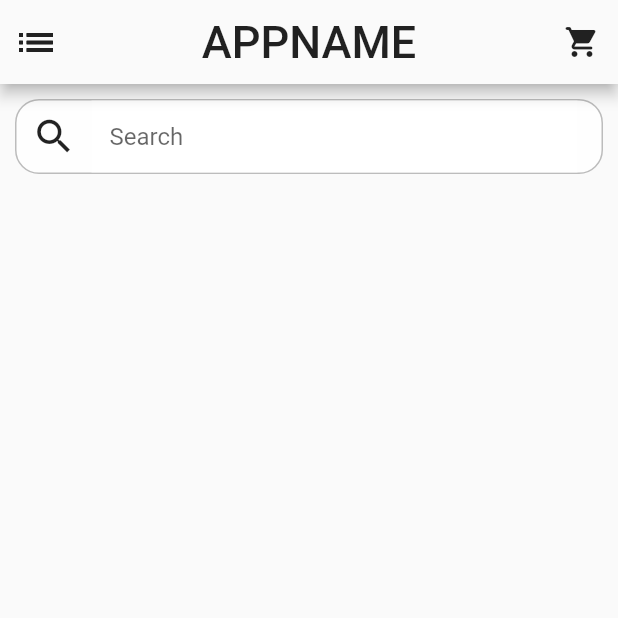
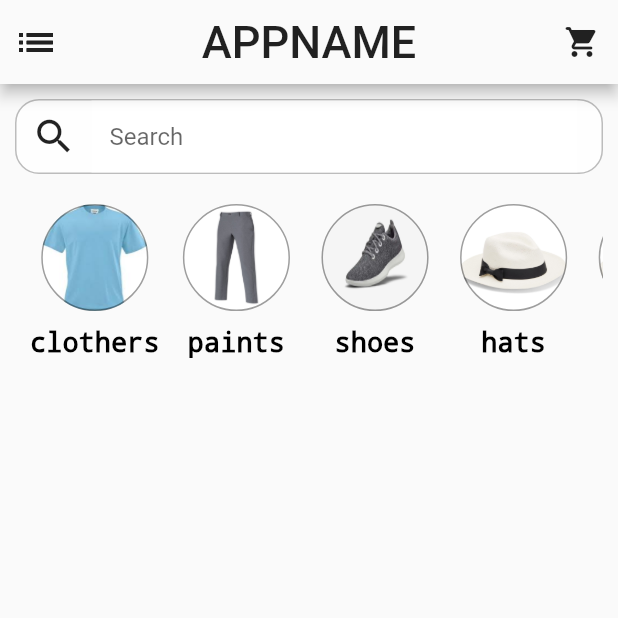
Before and after one commit to LeMinh22621/SmartFashion, a Flutter app: the screen it shows after launch, on a phone screen of 412 x 824 dp, the top half of it. Run offline on Flutter 3.47's test engine with Material 2 defaults, Android fonts, the phone set to English and light mode, and no system bars.

Commit message:
add tabbar items

```diff
--- a/lib/view/screen/home_page.dart
+++ b/lib/view/screen/home_page.dart
@@ -1,4 +1,5 @@
 import 'package:flutter/material.dart';
+import 'package:smart_fashion/view/widget/my_tab_bar.dart';
 import 'package:smart_fashion/view/widget/search_bar.dart';
 
 class HomePage extends StatefulWidget {
@@ -54,6 +55,7 @@ class _HomePageState extends State<HomePage> {
               body: Column(
                 children: [
                   SearchBar(),
+                  MyTabBar(),
                 ],
               ),
             ),
--- /dev/null
+++ b/lib/view/widget/my_tab_bar.dart
@@ -0,0 +1,92 @@
+import 'package:flutter/material.dart';
+
+class MyTabBar extends StatefulWidget {
+  const MyTabBar({Key? key}) : super(key: key);
+  @override
+  State<StatefulWidget> createState() => _MyTabBarState();
+}
+
+class _MyTabBarState extends State<MyTabBar> {
+  late double _size;
+  @override
+  Widget build(BuildContext context) {
+    _size = (MediaQuery.of(context).size.width / 5);
+    return Container(
+      margin: const EdgeInsets.only(top: 20),
+      height: _size + 20,
+      child: ListView(
+        scrollDirection: Axis.horizontal,
+        children: [
+          _MyItem(
+              imageStr: "assets/shirt.jpeg", size: _size, title: "clothers"),
+          _MyItem(imageStr: "assets/trouser.jpg", size: _size, title: "paints"),
+          _MyItem(imageStr: "assets/shoe.jpg", size: _size, title: "shoes"),
+          _MyItem(imageStr: "assets/hat.jpg", size: _size, title: "hats"),
+          _MyItem(imageStr: "assets/hat.jpg", size: _size, title: "hats"),
+          _MyItem(imageStr: "assets/hat.jpg", size: _size, title: "hats"),
+          _MyItem(imageStr: "assets/hat.jpg", size: _size, title: "hats"),
+          _MyItem(imageStr: "assets/hat.jpg", size: _size, title: "hats"),
+          _MyItem(imageStr: "assets/hat.jpg", size: _size, title: "hats"),
+          _MyItem(imageStr: "assets/hat.jpg", size: _size, title: "hats"),
+          _MyItem(imageStr: "assets/hat.jpg", size: _size, title: "hats"),
+          _MyItem(imageStr: "assets/hat.jpg", size: _size, title: "hats"),
+          _MyItem(imageStr: "assets/hat.jpg", size: _size, title: "hats"),
+          _MyItem(imageStr: "assets/hat.jpg", size: _size, title: "hats"),
+        ],
+      ),
+    );
+  }
+}
+
+class _MyItem extends StatelessWidget {
+  _MyItem(
+      {required String imageStr,
+      required double size,
+      required String title,
+      Key? key})
+      : super(key: key) {
+    _imageStr = imageStr;
+    _size = size;
+    _title = title;
+  }
+  late String _imageStr, _title;
+  late double _size;
+  @override
+  Widget build(BuildContext context) {
+    return Container(
+      height: _size + 20,
+      padding: const EdgeInsets.only(left: 10),
+      child: Column(
+        children: [
+          Flexible(
+            child: Container(
+              height: _size,
+              width: _size,
+              decoration: BoxDecoration(
+                shape: BoxShape.circle,
+                border: Border.all(
+                  color: Colors.black38,
+                ),
+                image: DecorationImage(
+                  image: AssetImage(_imageStr),
+                  fit: BoxFit.fill,
+                ),
+              ),
+            ),
+          ),
+          const SizedBox(height: 10),
+          Text(
+            _title,
+            textAlign: TextAlign.right,
+            style: const TextStyle(
+              color: Colors.black,
+              fontSize: 18,
+              fontWeight: FontWeight.bold,
+              fontFamily: "Courier",
+            ),
+          ),
+        ],
+      ),
+    );
+  }
+}
--- a/pubspec.yaml
+++ b/pubspec.yaml
@@ -58,8 +58,8 @@ flutter:
   uses-material-design: true
 
   # To add assets to your application, add an assets section, like this:
-  # assets:
-  #   - images/a_dot_ham.jpeg
+  assets:
+    - assets/
 
   # An image asset can refer to one or more resolution-specific "variants", see
   # https://flutter.dev/assets-and-images/#resolution-aware
```
Also changed, not shown: assets/hat.jpg (added), assets/shirt.jpeg (added), assets/shoe.jpg (added), assets/trouser.jpg (added).
